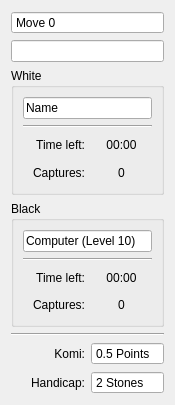
The window that src/gui/widgets/gamewidget.ui (KDE/kigo) describes before a commit, drawn with Qt 5.
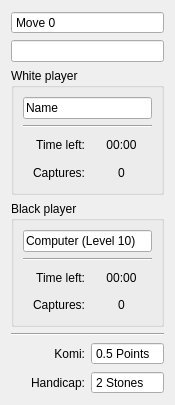
The same window after the commit. Custom widgets are drawn as their Qt base class.

Commit message: The game initial setup screen got refactored once more, it should now be more intuitive. The docks and actions gained a better base configuration. Initial work on using action states and removed CPack code out of CMakeLists.txt.

What changed in the file:
```diff
--- a/src/gui/widgets/gamewidget.ui
+++ b/src/gui/widgets/gamewidget.ui
@@ -66,7 +66,7 @@
    <item row="2" column="0" colspan="2" >
     <widget class="QGroupBox" name="capturesBox" >
      <property name="title" >
-      <string>White</string>
+      <string>White player</string>
      </property>
      <layout class="QGridLayout" name="gridLayout" >
       <item row="5" column="0" >
@@ -147,7 +147,7 @@
    <item row="3" column="0" colspan="2" >
     <widget class="QGroupBox" name="groupBox" >
      <property name="title" >
-      <string>Black</string>
+      <string>Black player</string>
      </property>
      <layout class="QGridLayout" name="gridLayout_2" >
       <item row="3" column="0" >
```
The commit also changes 5 other files.
